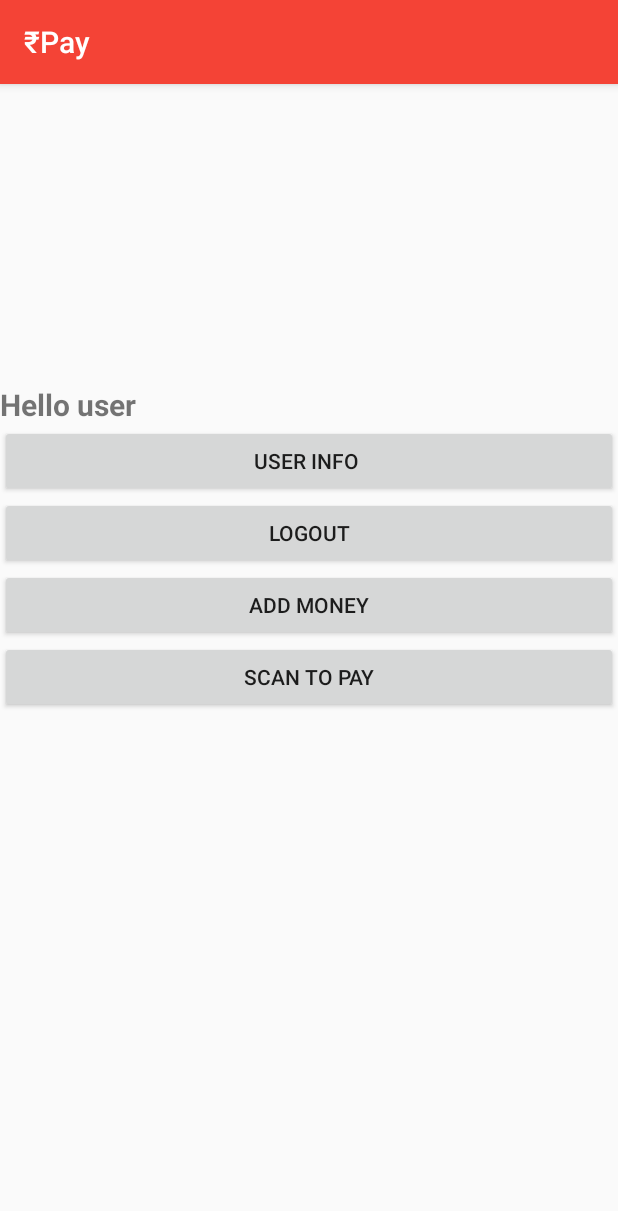
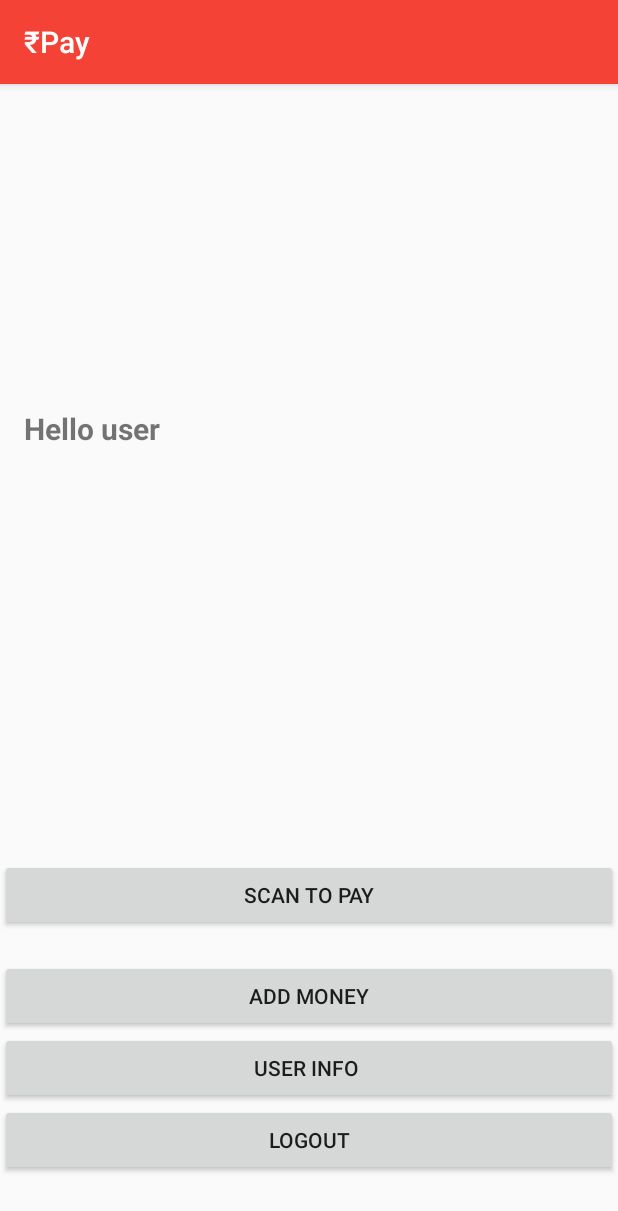
Before and after one commit to prasad212/BankApp, an Android app: the MainPage screen opened directly, with no data from a screen before it, on a phone screen of 412 x 824 dp. Shown: the top 1211 px of the screen. Run offline under Robolectric (Android 15) with nearby library versions, the phone set to English and light mode, and no system bars; our stand-ins replace Firebase (no records; nobody signed in at launch, a user with empty details on screens opened directly), Room's generated code, RxJava; libraries missing offline, so code that uses them is left out: com.journeyapps.barcodescanner, org.checkerframework.checker; 2 statements that could not run were skipped.

```diff
--- a/app/src/main/AndroidManifest.xml
+++ b/app/src/main/AndroidManifest.xml
@@ -27,7 +27,8 @@
         <activity android:name=".Getuserinfo" />
         <activity android:name=".Setprice" />
         <activity android:name=".Pay" />
-        <activity android:name=".Scanner"></activity>
+        <activity android:name=".Scanner" />
+        <activity android:name=".Transaction"></activity>
     </application>
 
 </manifest>
--- a/app/src/main/res/layout/activity_main_page.xml
+++ b/app/src/main/res/layout/activity_main_page.xml
@@ -1,56 +1,77 @@
 <?xml version="1.0" encoding="utf-8"?>
-<LinearLayout xmlns:android="http://schemas.android.com/apk/res/android"
+<RelativeLayout xmlns:android="http://schemas.android.com/apk/res/android"
 
     xmlns:tools="http://schemas.android.com/tools"
     android:layout_width="match_parent"
     android:layout_height="match_parent"
-    android:orientation="vertical"
+
     tools:context=".MainPage">
 <ImageView
     android:layout_width="match_parent"
     android:layout_height="200sp"
    android:id="@+id/qrcode_id"
+
     />
 
     <TextView
         android:id="@+id/nameTextView"
         android:layout_width="wrap_content"
         android:layout_height="wrap_content"
+        android:layout_below="@+id/qrcode_id"
+        android:layout_alignParentStart="true"
 
 
-
+        android:padding="16dp"
         android:textSize="20sp"
-        android:textStyle="bold"/>
-
+        android:textStyle="bold"
+        tools:text=" Hello Prasad" />
 
 
     <Button
+        android:id="@+id/userinfo"
+
         android:layout_width="match_parent"
         android:layout_height="wrap_content"
 
 
+        android:layout_below="@+id/add_money_id"
+        android:layout_centerHorizontal="true"
         android:onClick="userinfo"
         android:text="User Info " />
 
     <Button
+
         android:layout_width="match_parent"
         android:layout_height="wrap_content"
 
 
-        android:text="Logout"
-        android:onClick="logout" />
-        <Button
-            android:text="Add Money"
-            android:id="@+id/add_money_id"
-                android:layout_height="wrap_content"
-            android:layout_width="match_parent"
-            />
+        android:layout_below="@+id/userinfo"
+        android:layout_centerHorizontal="true"
+        android:onClick="logout"
+        android:text="Logout" />
+
     <Button
+        android:id="@+id/add_money_id"
         android:layout_width="match_parent"
         android:layout_height="wrap_content"
-        android:text="Scan To Pay"
-        android:id="@+id/scantopay_id"/>
+
+
+        android:layout_below="@+id/scantopay_id"
+        android:layout_centerHorizontal="true"
+        android:layout_marginTop="-184dp"
+        android:text="Add Money" />
+
+    <Button
+        android:id="@+id/scantopay_id"
+        android:layout_width="match_parent"
+        android:layout_height="wrap_content"
+
+
+        android:layout_alignParentStart="true"
+        android:layout_alignParentBottom="true"
+        android:layout_marginBottom="203dp"
+        android:text="Scan To Pay" />
 
 
 
-</LinearLayout>
+</RelativeLayout>
--- a/build.gradle
+++ b/build.gradle
@@ -8,7 +8,7 @@ buildscript {
         maven { url 'https://maven.google.com' }
     }
     dependencies {
-        classpath 'com.android.tools.build:gradle:3.2.0'
+        classpath 'com.android.tools.build:gradle:3.2.1'
 
 
         // NOTE: Do not place your application dependencies here; they belong
```
Also changed, not shown: app/src/main/java/com/example/prasad/bank/Pay.java (+8 -8 lines), app/src/main/res/layout/recyclerview.xml (added, +33 -0 lines).
